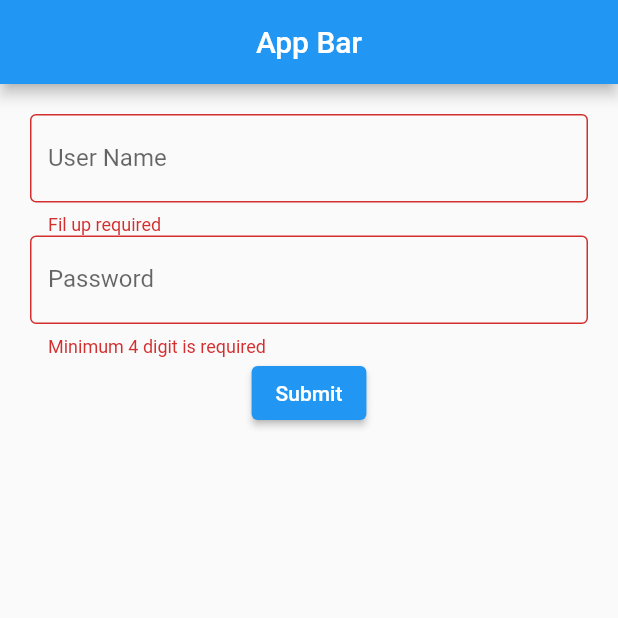
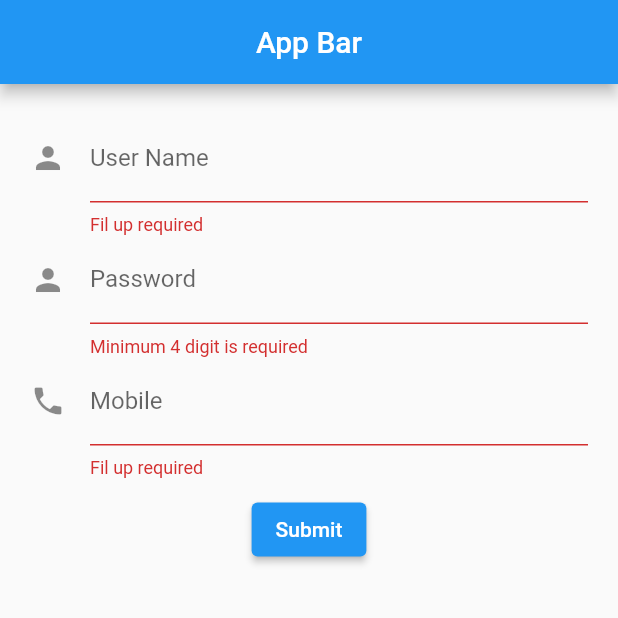
Before and after one commit to mdarafat1819/learn_flutter, a Flutter app: the screen it shows after launch, after a tap on "Submit", on a phone screen of 412 x 824 dp, the top half of it. Run offline on Flutter 3.47's test engine with Material 2 defaults, Android fonts, the light colour scheme and no system bars; missing offline and left inert: dart:js.

Commit message:
TextFormField Decoration

```diff
--- a/lib/main.dart
+++ b/lib/main.dart
@@ -26,6 +26,8 @@ class Contact extends StatefulWidget {
 class _ContactState extends State<Contact> {
   TextEditingController userName = TextEditingController();
   TextEditingController password = TextEditingController();
+  TextEditingController mobile = TextEditingController();
+
   final _formkey = GlobalKey<FormState>();
   Widget build(BuildContext context) {
     return Container(
@@ -43,8 +45,8 @@ class _ContactState extends State<Contact> {
             decoration: InputDecoration(
               hintText: "Enter Your User Name",
               labelText: "User Name",
-              border: OutlineInputBorder(),
-             ),
+              icon: Icon(Icons.person),
+            ),
           ),
           TextFormField(
             validator: (value) {
@@ -57,8 +59,25 @@ class _ContactState extends State<Contact> {
             decoration: InputDecoration(
               labelText: "Password",
               hintText: "Enter Your Password",
-              border: OutlineInputBorder(),
+              icon: Icon(Icons.person),
             ),
+            obscureText: true,
+          ),
+          TextFormField(
+            validator: (value) {
+              if (value!.length < 11) return "Fil up required";
+              return null;
+            },
+            controller: mobile,
+            decoration: InputDecoration(
+              labelText: "Mobile",
+              hintText: "Enter Your Mobile Number",
+              icon: Icon(Icons.phone),
+            ),
+            keyboardType: TextInputType.number,
+          ),
+          SizedBox(
+            height: 10,
           ),
           ElevatedButton(
             child: Text("Submit"),
```
